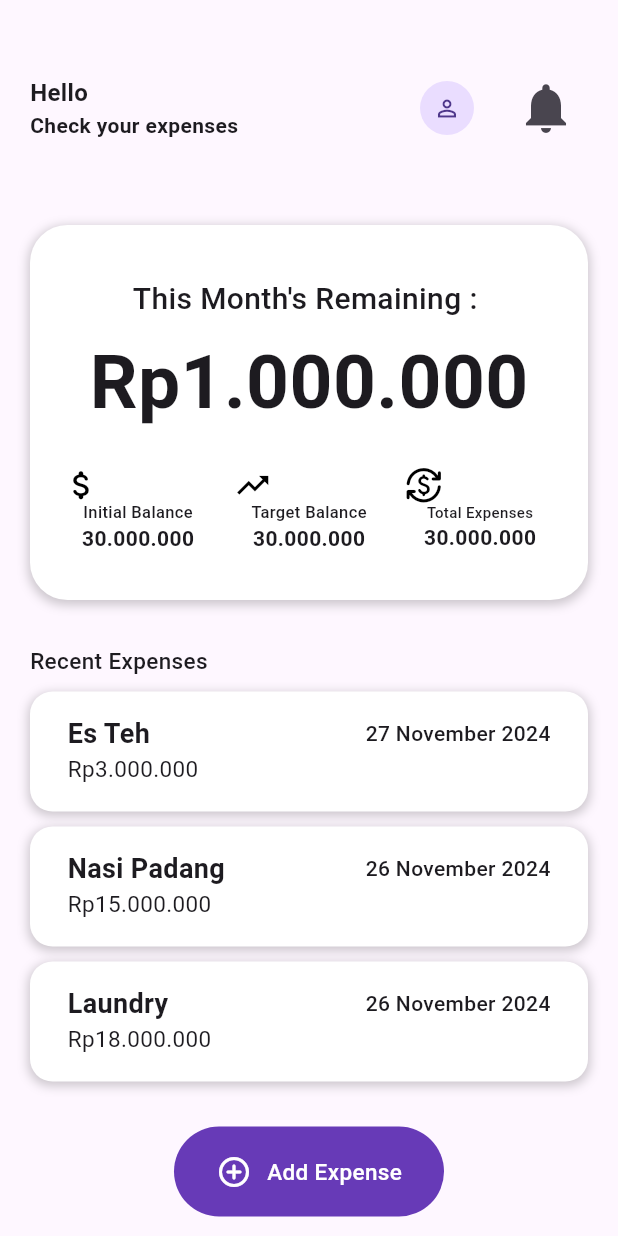
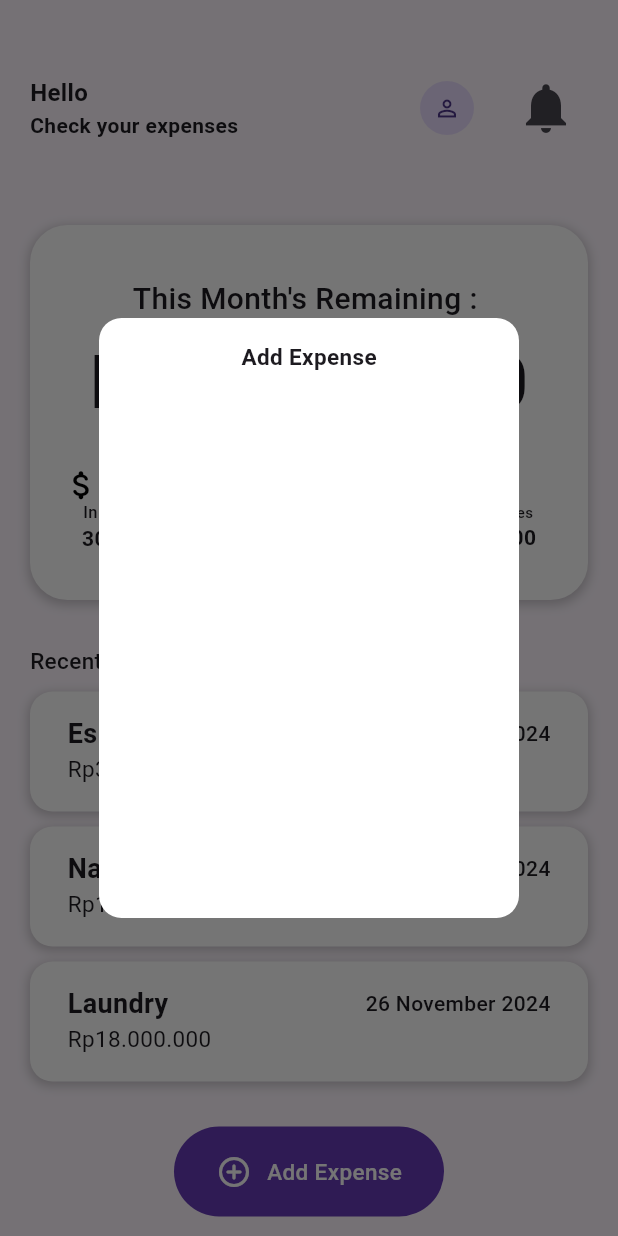
Before and after one commit to RasonYudha4/expense_tracker, a Flutter app: the HomePage screen opened directly, after a tap on "Add Expense", on a phone screen of 412 x 824 dp. Run offline on Flutter 3.47's test engine with Material 3 defaults, Android fonts, the phone set to English and light mode, and no system bars; our stand-ins replace bloc, equatable, firebase_auth, firebase_core, flutter_bloc, font_awesome_flutter and 3 more; missing offline and left inert: flow_builder; accounts and stored records are empty.

Commit message:
Add form dialog for add expense

```diff
--- a/lib/home/view/home_page.dart
+++ b/lib/home/view/home_page.dart
@@ -25,7 +25,35 @@ class HomePage extends StatelessWidget {
         ),
         RecentExpenses(),
         GestureDetector(
-          onTap: () {},
+          onTap: () {
+            showDialog(
+                context: context,
+                builder: (BuildContext context) {
+                  return Dialog(
+                    backgroundColor: Colors.white,
+                    shape: RoundedRectangleBorder(
+                        borderRadius: BorderRadius.circular(15)),
+                    child: Container(
+                      height: 400,
+                      width: 110,
+                      child: Padding(
+                        padding: const EdgeInsets.all(15.0),
+                        child: Column(
+                          children: [
+                            Text("Add Expense",
+                                style: GoogleFonts.roboto(
+                                  textStyle: TextStyle(
+                                    fontSize: 15,
+                                    fontWeight: FontWeight.bold,
+                                  ),
+                                ))
+                          ],
+                        ),
+                      ),
+                    ),
+                  );
+                });
+          },
           child: Container(
             height: 60,
             width: 180,
@@ -53,7 +81,7 @@ class HomePage extends StatelessWidget {
               ],
             ),
           ),
-        )
+        ),
       ],
     ));
   }
```
